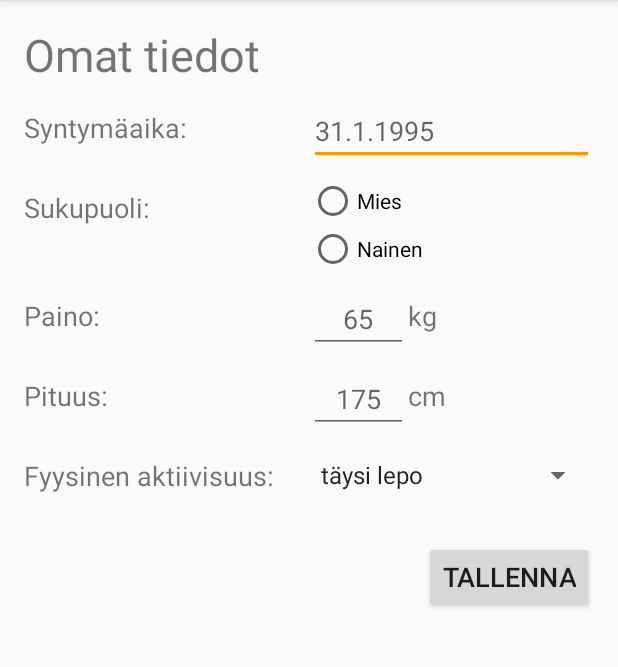
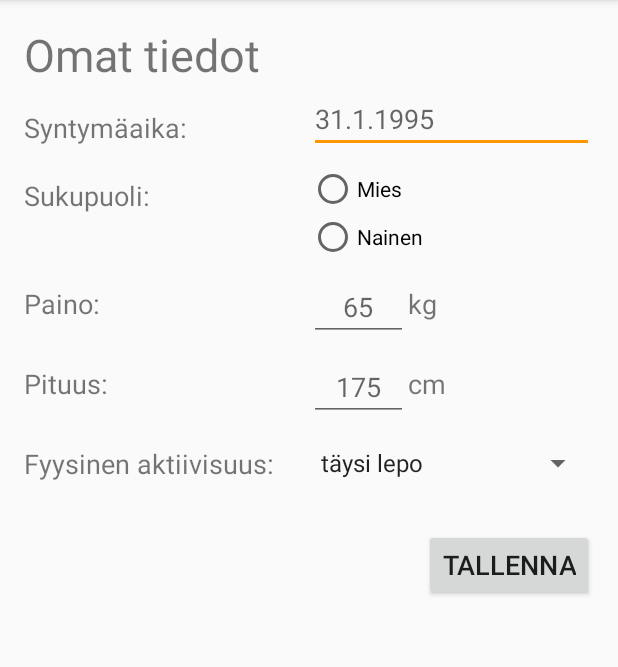
Before and after one commit to velderp/OmaRuokis, an Android app: the screen it shows after launch (UserInfoActivity), on a phone screen of 412 x 824 dp, the part 84-751 px from its top. Run offline under Robolectric (Android 15) with nearby library versions, the phone set to English and light mode, and no system bars.

Commit message:
Small bug fix.

```diff
--- a/app/src/main/res/layout/activity_user_info.xml
+++ b/app/src/main/res/layout/activity_user_info.xml
@@ -83,16 +83,16 @@
             android:id="@+id/editDob"
             android:layout_width="0dp"
             android:layout_height="wrap_content"
-            android:layout_marginTop="8dp"
             android:layout_marginEnd="16dp"
             android:ems="10"
             android:hint="@string/user_info_hint_dob"
+            android:importantForAutofill="no"
             android:inputType="date"
             android:textSize="18sp"
             app:layout_constraintEnd_toEndOf="parent"
+            app:layout_constraintHorizontal_bias="0.0"
             app:layout_constraintStart_toStartOf="@+id/guideline"
-            app:layout_constraintTop_toBottomOf="@+id/textUserInfoHeader"
-            android:importantForAutofill="no" />
+            app:layout_constraintTop_toBottomOf="@+id/textUserInfoHeader" />
 
         <android.support.constraint.Guideline
             android:id="@+id/guideline"
--- a/app/src/main/res/values/strings.xml
+++ b/app/src/main/res/values/strings.xml
@@ -22,9 +22,7 @@
     <string name="main_info_energy_consump">Energiankulutus (arv.):</string>
     <string name="unit_energy">kcal</string>
     <string name="main_meals_header">Ateriat</string>
-    <string name="hint_word">Word…</string>
-    <string name="button_save">Save</string>
-    <string name="empty_not_saved">Word not saved because it is empty.</string>
-    <string name="title_activity_food_details">FoodDetails</string>
-    <string name="search">Search</string>
+    <string name="hint_word">Hakusana</string>
+    <string name="title_activity_food_details">Ruoan tiedot</string>
+    <string name="search">Haku</string>
 </resources>
```
